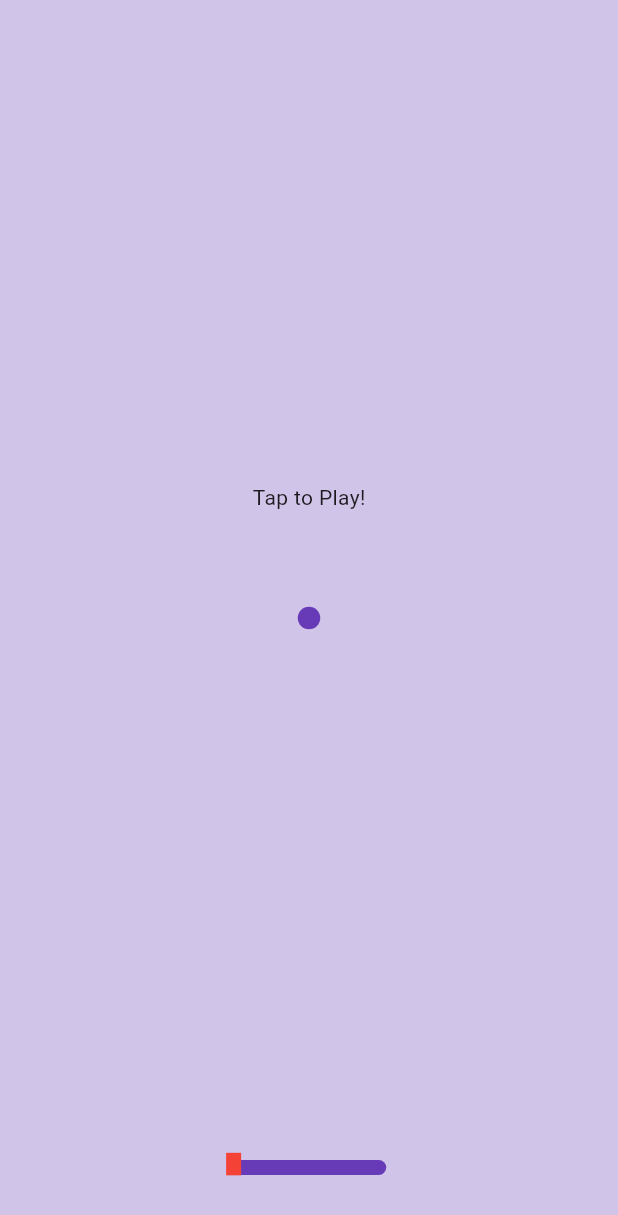
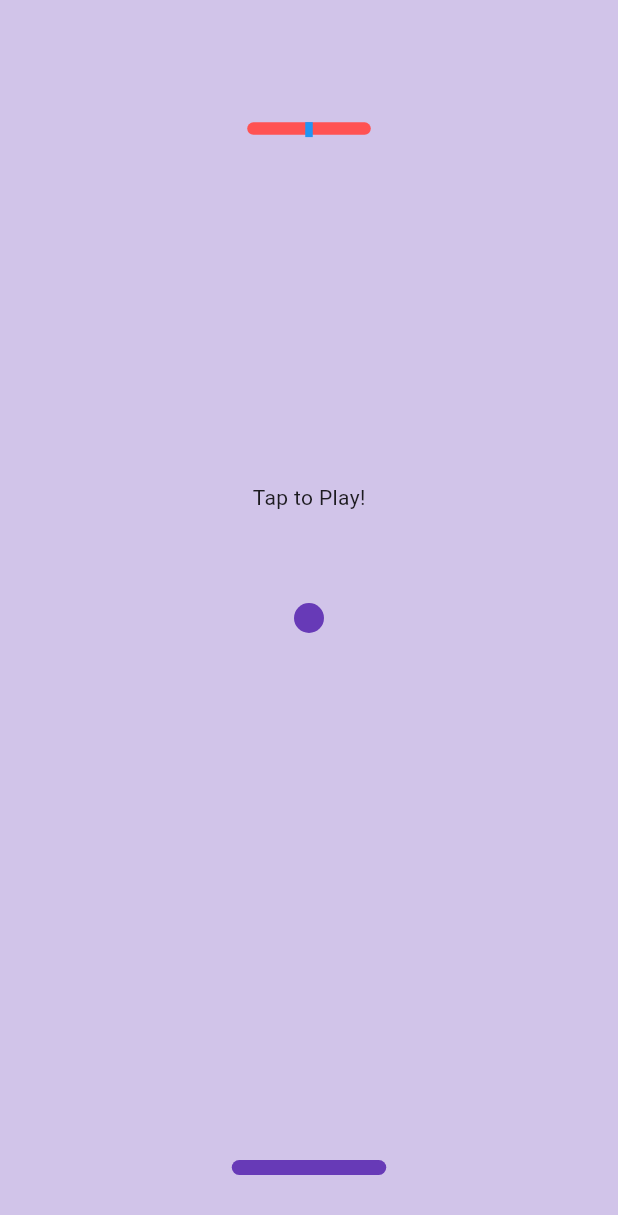
Before and after one commit to kaljitism/brickdestroyer, a Flutter app: the screen it shows after launch, on a phone screen of 412 x 824 dp. Shown: the top 1215 px of the screen. Run offline on Flutter 3.47's test engine with Material 3 defaults, Android fonts, the phone set to English and light mode, and no system bars.

Commit message:
created collision detection

```diff
--- a/lib/ball.dart
+++ b/lib/ball.dart
@@ -10,13 +10,14 @@ class MyBall extends StatelessWidget {
   final double ballX;
   final double ballY;
 
+  final double diameter = 20;
+
   @override
   Widget build(BuildContext context) {
     return Container(
       alignment: Alignment(ballX, ballY),
       child: Container(
-        height: 15,
-        width: 15,
+        height: diameter,
         decoration: const BoxDecoration(
           color: Colors.deepPurple,
           shape: BoxShape.circle,
--- /dev/null
+++ b/lib/brick.dart
@@ -0,0 +1,35 @@
+import 'package:flutter/material.dart';
+
+class Brick extends StatelessWidget {
+  const Brick({
+    super.key,
+    required this.brickX,
+    required this.brickY,
+    required this.brickBroken,
+    required this.brickHeight,
+    required this.brickWidth,
+  });
+
+  final double brickX;
+  final double brickY;
+  final bool brickBroken;
+  final double brickHeight;
+  final double brickWidth;
+
+  @override
+  Widget build(BuildContext context) {
+    return Container(
+      alignment: Alignment(brickX, brickY),
+      child: brickBroken
+          ? Container()
+          : Container(
+              height: MediaQuery.of(context).size.height * brickHeight / 2,
+              width: MediaQuery.of(context).size.height * brickWidth / 2,
+              decoration: BoxDecoration(
+                color: Colors.redAccent,
+                borderRadius: BorderRadius.circular(40),
+              ),
+            ),
+    );
+  }
+}
--- /dev/null
+++ b/lib/gameover_screen.dart
@@ -0,0 +1,23 @@
+import 'package:flutter/material.dart';
+
+class GameOverScreen extends StatelessWidget {
+  const GameOverScreen({
+    super.key,
+    required this.isGameOver,
+  });
+
+  final bool isGameOver;
+
+  @override
+  Widget build(BuildContext context) {
+    return Container(
+      alignment: const Alignment(0, -0.3),
+      child: isGameOver
+          ? const Text(
+              'G A M E  O V E R',
+              style: TextStyle(fontWeight: FontWeight.bold),
+            )
+          : Container(),
+    );
+  }
+}
--- a/lib/home_page.dart
+++ b/lib/home_page.dart
@@ -1,7 +1,9 @@
 import 'dart:async';
 
 import 'package:brickdestroyer/ball.dart';
+import 'package:brickdestroyer/brick.dart';
 import 'package:brickdestroyer/cover_screen.dart';
+import 'package:brickdestroyer/gameover_screen.dart';
 import 'package:brickdestroyer/player.dart';
 import 'package:flutter/material.dart';
 
@@ -18,29 +20,47 @@ class _HomePageState extends State<HomePage> {
   // Ball Position Variables
   double ballX = 0;
   double ballY = 0;
+  double ballXIncrements = 0;
+  double ballYIncrements = 0;
   Direction direction = Direction.down;
 
   // Player Position Variables
   double playerX = -0.25;
+  double playerY = 0.9;
   double playerWidth = 0.5;
 
   double playerDY = 0.04;
 
+  // Brick Variables
+  double brickX = 0;
+  double brickY = -0.8;
+
+  double brickHeight = 0.02;
+  double brickWidth = 0.2;
+
+  bool brickBroken = false;
+
   // Game Settings
   bool hasGameStarted = false;
+  bool isGameOver = false;
 
   // start the game
   void startGame() {
-    moveBall();
-    updateDirection();
-
+    setState(() {
       hasGameStarted = true;
       Timer.periodic(
         const Duration(milliseconds: 10),
         (timer) {
           moveBall();
+          updateDirection();
+          if (isPlayerDead()) {
+            timer.cancel();
+            isGameOver = true;
+          }
+          checkForBrokenBricks();
         },
       );
+    });
   }
 
   // Move the Ball
@@ -48,7 +68,7 @@ class _HomePageState extends State<HomePage> {
     setState(() {
       if (direction == Direction.down) {
         ballY += 0.01;
-      } else if (direction == Direction.down) {
+      } else if (direction == Direction.up) {
         ballY -= 0.01;
       }
     });
@@ -57,7 +77,7 @@ class _HomePageState extends State<HomePage> {
   // Update the Ball Direction
   void updateDirection() {
     setState(() {
-      if (ballY > 0.9) {
+      if (ballY >= 0.9 && ballX >= playerX && ballX <= playerY + playerWidth) {
         direction = Direction.up;
       } else if (ballY < -0.9) {
         direction = Direction.down;
@@ -83,6 +103,27 @@ class _HomePageState extends State<HomePage> {
     }
   }
 
+  // Check if the brick is broken
+  void checkForBrokenBricks() {
+    if (ballX >= brickX &&
+        ballX <= brickX + brickWidth &&
+        ballY <= brickY + brickHeight &&
+        brickBroken == false) {
+      setState(() {
+        brickBroken = true;
+        direction = Direction.down;
+      });
+    }
+  }
+
+  // Check's if game is over or not?
+  bool isPlayerDead() {
+    if (ballY > 1) {
+      return true;
+    }
+    return false;
+  }
+
   @override
   Widget build(BuildContext context) {
     return GestureDetector(
@@ -100,20 +141,31 @@ class _HomePageState extends State<HomePage> {
                 CoverScreen(
                   hasGameStarted: hasGameStarted,
                 ),
+                GameOverScreen(
+                  isGameOver: isGameOver,
+                ),
+                Brick(
+                  brickX: brickX,
+                  brickY: brickY,
+                  brickHeight: brickHeight,
+                  brickWidth: brickWidth,
+                  brickBroken: brickBroken,
+                ),
                 MyBall(
                   ballX: ballX,
                   ballY: ballY,
                 ),
                 Player(
                   playerX: playerX,
+                  playerY: playerY,
                   playerWidth: playerWidth,
                 ),
                 Container(
-                  alignment: Alignment(playerX, 0.9),
+                  alignment: Alignment(brickX, brickY),
                   child: Container(
-                    height: 15,
-                    width: 10,
-                    color: Colors.red,
+                    color: Colors.blue,
+                    width: 5,
+                    height: 10,
                   ),
                 ),
               ],
--- a/lib/player.dart
+++ b/lib/player.dart
@@ -4,17 +4,19 @@ class Player extends StatelessWidget {
   const Player({
     super.key,
     required this.playerX,
+    required this.playerY,
     required this.playerWidth,
   });
 
   final double playerX;
   final double playerWidth;
+  final double playerY;
 
   @override
   Widget build(BuildContext context) {
     return Container(
       alignment:
-          Alignment((2 * playerX + playerWidth) / (2 - playerWidth), 0.9),
+          Alignment((2 * playerX + playerWidth) / (2 - playerWidth), playerY),
       child: Container(
         width: MediaQuery.of(context).size.width * playerWidth / 2,
         height: 10,
```
Lines whose indentation alone changed are shown as unchanged.
